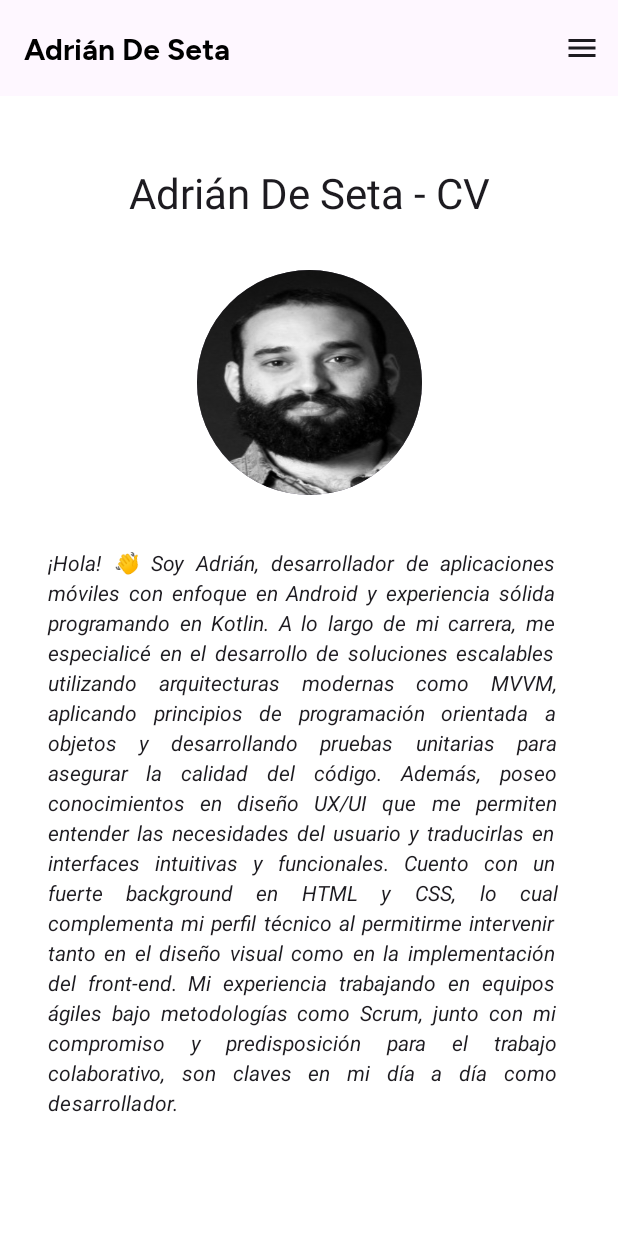
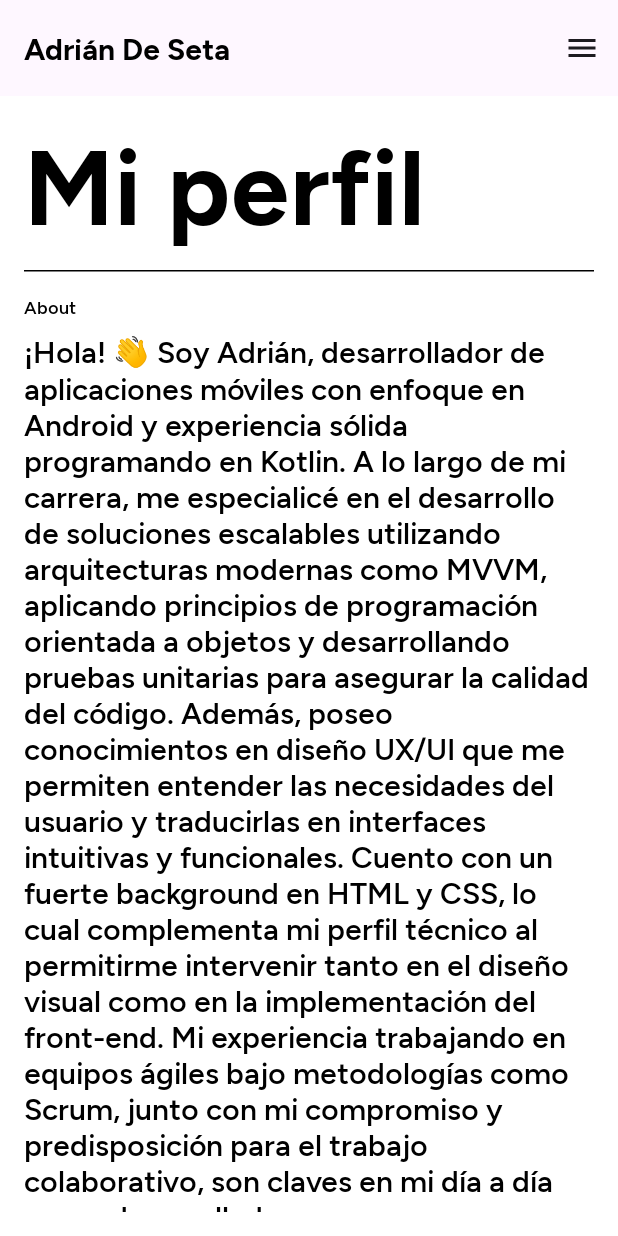
Before and after one commit to adriandeseta/AdrianDeSetaCV, an Android app built with Jetpack Compose: the ProfileScreen screen opened through its navigation route, on a phone screen of 412 x 824 dp. Run offline under Robolectric (Android 15) with nearby library versions, the phone set to English and light mode, and no system bars; our stand-ins replace Dagger/Hilt's generated code.

Commit message:
profile new ux

```diff
--- a/app/src/main/java/com/adriandeseta/cv/ui/adriandeseta/profile/ProfileScreen.kt
+++ b/app/src/main/java/com/adriandeseta/cv/ui/adriandeseta/profile/ProfileScreen.kt
@@ -2,13 +2,20 @@ package com.adriandeseta.cv.ui.adriandeseta.profile
 
 import androidx.compose.foundation.Image
 import androidx.compose.foundation.background
+import androidx.compose.foundation.layout.Box
 import androidx.compose.foundation.layout.Column
 import androidx.compose.foundation.layout.Spacer
 import androidx.compose.foundation.layout.fillMaxSize
+import androidx.compose.foundation.layout.fillMaxWidth
 import androidx.compose.foundation.layout.height
 import androidx.compose.foundation.layout.padding
 import androidx.compose.foundation.layout.size
+import androidx.compose.foundation.layout.width
+import androidx.compose.foundation.rememberScrollState
 import androidx.compose.foundation.shape.CircleShape
+import androidx.compose.foundation.shape.RoundedCornerShape
+import androidx.compose.foundation.verticalScroll
+import androidx.compose.material3.HorizontalDivider
 import androidx.compose.material3.MaterialTheme
 import androidx.compose.material3.Text
 import androidx.compose.runtime.Composable
@@ -20,12 +27,16 @@ import androidx.compose.ui.layout.ContentScale
 import androidx.compose.ui.res.painterResource
 import androidx.compose.ui.res.stringResource
 import androidx.compose.ui.text.font.FontStyle
+import androidx.compose.ui.text.font.FontWeight
 import androidx.compose.ui.text.style.TextAlign
 import androidx.compose.ui.tooling.preview.Preview
 import androidx.compose.ui.unit.dp
+import androidx.compose.ui.unit.sp
 import androidx.navigation.NavController
 import androidx.navigation.compose.rememberNavController
 import com.adriandeseta.cv.R
+import com.adriandeseta.cv.ui.main.resources.BoldText
+import com.adriandeseta.cv.ui.main.resources.CustomText
 
 @Composable
 fun ProfileScreen(modifier: Modifier, navController: NavController) {
@@ -33,38 +44,59 @@ fun ProfileScreen(modifier: Modifier, navController: NavController) {
         modifier = Modifier
             .fillMaxSize()
             .background(Color.White)
-            .padding(16.dp),
+            .padding(16.dp)
+            .verticalScroll(rememberScrollState()),
         horizontalAlignment = Alignment.CenterHorizontally
     ) {
 
-        Text(
-            text = "Adrián De Seta - CV",
-            style = MaterialTheme.typography.headlineMedium,
-            modifier = Modifier
-                .padding(vertical = 32.dp)
-                .align(Alignment.CenterHorizontally)
+        BoldText(
+            modifier = Modifier.fillMaxWidth(),
+            textAlign = TextAlign.Start,
+            text = "Mi perfil",
+            fontSize = 70.sp
         )
 
-        Image(
-            painter = painterResource(R.drawable.cv_splash),
-            contentDescription = "Adrian De Seta CV",
-            modifier = Modifier
-                .size(150.dp)
-                .clip(CircleShape)
-                .background(MaterialTheme.colorScheme.secondary),
-            contentScale = ContentScale.FillBounds
+        HorizontalDivider(
+            color = Color.Black,
+            modifier = Modifier.padding(vertical = 16.dp)
         )
 
-        Spacer(Modifier.height(20.dp))
+        CustomText(
+            modifier = Modifier.fillMaxWidth(),
+            textAlign = TextAlign.Start,
+            text = "About",
+            fontSize = 12.sp,
+            fontWeight = FontWeight.Medium
+        )
 
-        Text(
+        Spacer(Modifier.height(10.dp))
+
+        CustomText(
+            modifier = Modifier.fillMaxWidth(),
+            textAlign = TextAlign.Start,
             text = stringResource(R.string.bio),
-            style = MaterialTheme.typography.bodyMedium.copy(
-                fontStyle = FontStyle.Italic
-            ),
-            textAlign = TextAlign.Justify,
-            modifier = Modifier.padding(16.dp)
+            fontSize = 20.sp,
+            fontWeight = FontWeight.Medium
         )
+
+        Spacer(Modifier.height(10.dp))
+
+        Box(
+            modifier = Modifier.fillMaxWidth(),
+            contentAlignment = Alignment.TopStart
+        ) {
+            Image(
+                alignment = Alignment.CenterStart,
+                painter = painterResource(R.drawable.cv_home_pic),
+                contentDescription = "Adrian De Seta CV",
+                modifier = Modifier
+                    .width(198.dp)
+                    .height(247.dp)
+                    .clip(RoundedCornerShape(10.dp))
+                    .background(Color.White),
+                contentScale = ContentScale.FillBounds
+            )
+        }
     }
 }
 
```
